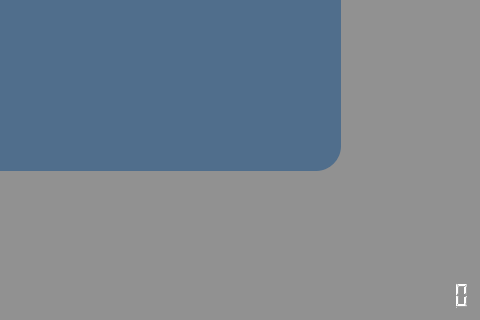
Old version of the form ui/main.ui in the repository wingnut29/Nebula; both pictures show x 720 to 1200 and y 530 to 850 of the 1200 by 850 pixel window.
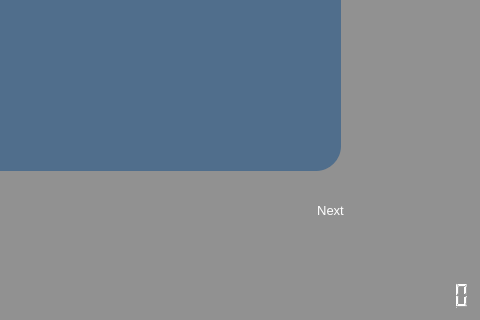
New version of the form. Icons and pictures are not drawn.

Patch:
```diff
--- a/ui/main.ui
+++ b/ui/main.ui
@@ -214,6 +214,57 @@
      <bool>true</bool>
     </property>
    </widget>
+   <widget class="QToolButton" name="btnNext">
+    <property name="geometry">
+     <rect>
+      <x>1000</x>
+      <y>710</y>
+      <width>101</width>
+      <height>61</height>
+     </rect>
+    </property>
+    <property name="font">
+     <font>
+      <family>Segoe UI</family>
+      <pointsize>10</pointsize>
+     </font>
+    </property>
+    <property name="layoutDirection">
+     <enum>Qt::RightToLeft</enum>
+    </property>
+    <property name="styleSheet">
+     <string notr="true">#btnNext {         
+						
+						background-color: transparent;
+                        color: rgb(255, 255, 255);
+                        border: none;
+                        border-radius: 10px;
+                        }
+                        #btnNext:hover{
+                        
+	
+						
+	background-color: rgba(85, 170, 255, 55%);
+                        color: rgb(255, 255, 255);
+                        }
+                        #btnNext:pressed {
+                        background-color: transparent;
+                        color: rgb(255, 255, 255);
+                        }</string>
+    </property>
+    <property name="text">
+     <string>Next</string>
+    </property>
+    <property name="iconSize">
+     <size>
+      <width>30</width>
+      <height>30</height>
+     </size>
+    </property>
+    <property name="toolButtonStyle">
+     <enum>Qt::ToolButtonTextBesideIcon</enum>
+    </property>
+   </widget>
   </widget>
  </widget>
  <resources/>
```
